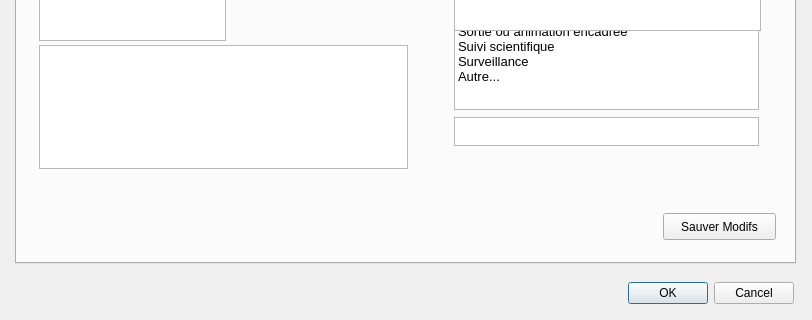
Qt form ui_bdtravaux_sortie.ui (VincentD/bdtravaux) before a commit; both pictures show x 0 to 812 and y 375 to 695 of the 812 by 695 pixel window.
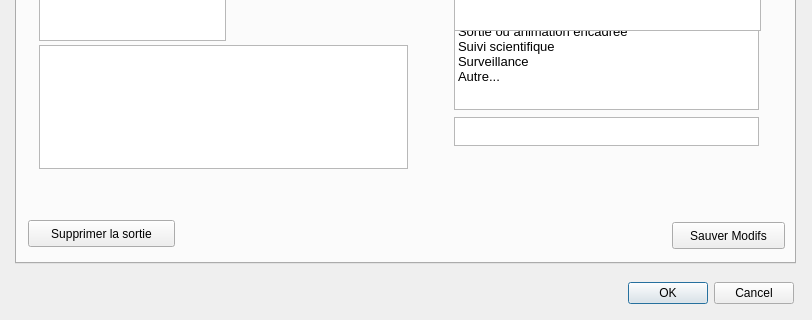
The same form after that commit.

Commit message: Issue #57 : travail sur la possibilité de supprimer une sortie et les données qui s'y rapportent (opérations, prestataires, type d'opés, salariés...) Récupération des id des opérations à supprimer OK.

The edit to the form file:
```diff
--- a/ui_bdtravaux_sortie.ui
+++ b/ui_bdtravaux_sortie.ui
@@ -1138,8 +1138,8 @@
      </property>
      <property name="geometry">
       <rect>
-       <x>646</x>
-       <y>557</y>
+       <x>655</x>
+       <y>566</y>
        <width>113</width>
        <height>27</height>
       </rect>
@@ -1169,6 +1169,19 @@
       </item>
      </layout>
     </widget>
+    <widget class="QPushButton" name="pbt_supprsort">
+     <property name="geometry">
+      <rect>
+       <x>11</x>
+       <y>564</y>
+       <width>147</width>
+       <height>27</height>
+      </rect>
+     </property>
+     <property name="text">
+      <string>Supprimer la sortie</string>
+     </property>
+    </widget>
    </widget>
   </widget>
  </widget>
```
The commit also changes 4 other files.
